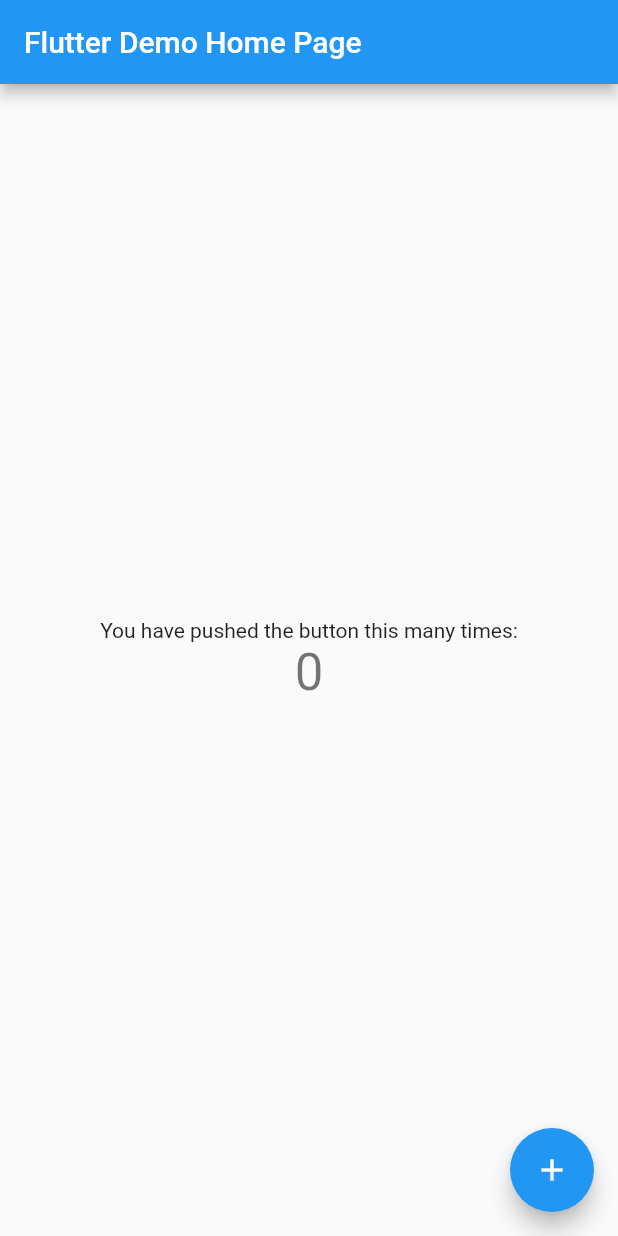
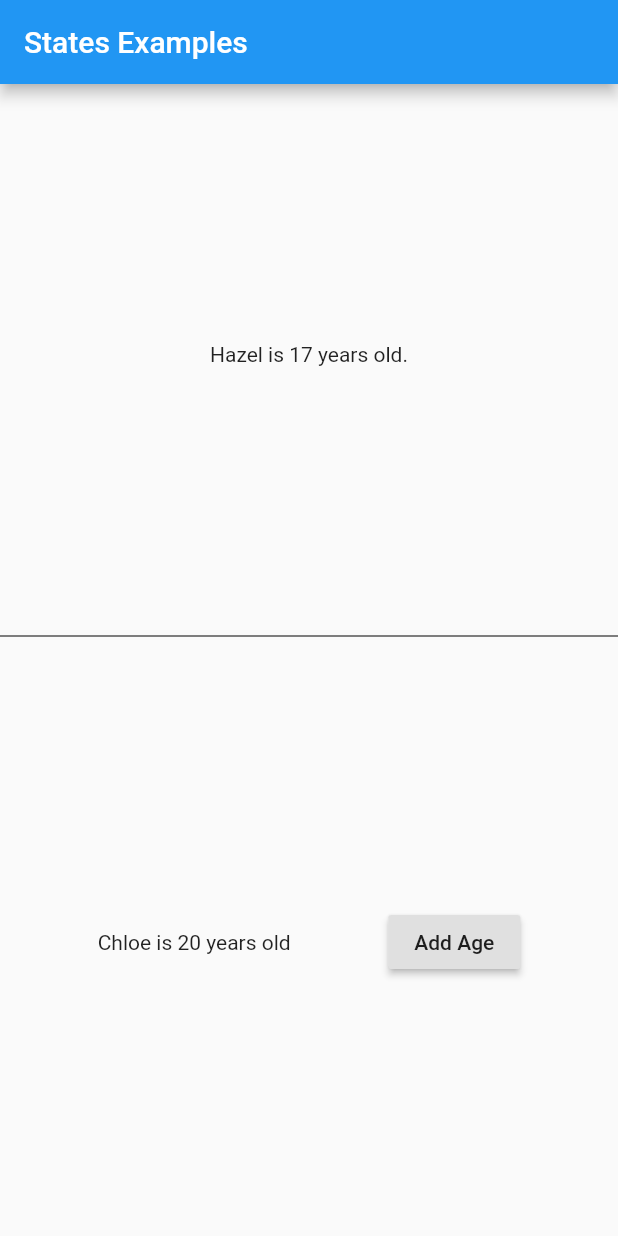
Before and after one commit to ardisaurus/flutter-basics, a Flutter app: the screen it shows after launch, on a phone screen of 412 x 824 dp. Run offline on Flutter 3.47's test engine with Material 2 defaults, Android fonts, the phone set to English and light mode, and no system bars.

Commit message:
finish stateful and stateless example

```diff
--- /dev/null
+++ b/state_ful_les/lib/components/stateful_one.dart
@@ -0,0 +1,33 @@
+import 'package:flutter/material.dart';
+
+class StatefulOne extends StatefulWidget {
+  StatefulOne({Key key, this.name, this.age}) : super(key: key);
+  final String name;
+  final int age;
+  @override
+  _StatefulOneState createState() => _StatefulOneState(name, age);
+}
+
+class _StatefulOneState extends State<StatefulOne> {
+  String name;
+  int age;
+  addAge() {
+    setState(() {
+      age++;
+    });
+  }
+
+  _StatefulOneState(this.name, this.age);
+  @override
+  Widget build(BuildContext context) {
+    return Container(
+      child: Row(
+        mainAxisAlignment: MainAxisAlignment.spaceEvenly,
+        children: [
+          Text('$name is $age years old'),
+          RaisedButton(onPressed: addAge, child: Text("Add Age"))
+        ],
+      ),
+    );
+  }
+}
--- /dev/null
+++ b/state_ful_les/lib/components/stateless_one.dart
@@ -0,0 +1,15 @@
+import 'package:flutter/material.dart';
+
+class StatelessOne extends StatelessWidget {
+  StatelessOne({Key key, this.name, this.age}) : super(key: key);
+
+  final String name;
+
+  final int age;
+  @override
+  Widget build(BuildContext context) {
+    return Container(
+      child: Text('$name is $age years old.'),
+    );
+  }
+}
--- a/state_ful_les/lib/main.dart
+++ b/state_ful_les/lib/main.dart
@@ -1,117 +1,20 @@
 import 'package:flutter/material.dart';
+import 'screens/home.dart';
 
 void main() {
   runApp(MyApp());
 }
 
 class MyApp extends StatelessWidget {
-  // This widget is the root of your application.
   @override
   Widget build(BuildContext context) {
     return MaterialApp(
       title: 'Flutter Demo',
       theme: ThemeData(
-        // This is the theme of your application.
-        //
-        // Try running your application with "flutter run". You'll see the
-        // application has a blue toolbar. Then, without quitting the app, try
-        // changing the primarySwatch below to Colors.green and then invoke
-        // "hot reload" (press "r" in the console where you ran "flutter run",
-        // or simply save your changes to "hot reload" in a Flutter IDE).
-        // Notice that the counter didn't reset back to zero; the application
-        // is not restarted.
         primarySwatch: Colors.blue,
-        // This makes the visual density adapt to the platform that you run
-        // the app on. For desktop platforms, the controls will be smaller and
-        // closer together (more dense) than on mobile platforms.
         visualDensity: VisualDensity.adaptivePlatformDensity,
       ),
-      home: MyHomePage(title: 'Flutter Demo Home Page'),
+      home: MyHomePage(),
     );
   }
 }
-
-class MyHomePage extends StatefulWidget {
-  MyHomePage({Key key, this.title}) : super(key: key);
-
-  // This widget is the home page of your application. It is stateful, meaning
-  // that it has a State object (defined below) that contains fields that affect
-  // how it looks.
-
-  // This class is the configuration for the state. It holds the values (in this
-  // case the title) provided by the parent (in this case the App widget) and
-  // used by the build method of the State. Fields in a Widget subclass are
-  // always marked "final".
-
-  final String title;
-
-  @override
-  _MyHomePageState createState() => _MyHomePageState();
-}
-
-class _MyHomePageState extends State<MyHomePage> {
-  int _counter = 0;
-
-  void _incrementCounter() {
-    setState(() {
-      // This call to setState tells the Flutter framework that something has
-      // changed in this State, which causes it to rerun the build method below
-      // so that the display can reflect the updated values. If we changed
-      // _counter without calling setState(), then the build method would not be
-      // called again, and so nothing would appear to happen.
-      _counter++;
-    });
-  }
-
-  @override
-  Widget build(BuildContext context) {
-    // This method is rerun every time setState is called, for instance as done
-    // by the _incrementCounter method above.
-    //
-    // The Flutter framework has been optimized to make rerunning build methods
-    // fast, so that you can just rebuild anything that needs updating rather
-    // than having to individually change instances of widgets.
-    return Scaffold(
-      appBar: AppBar(
-        // Here we take the value from the MyHomePage object that was created by
-        // the App.build method, and use it to set our appbar title.
-        title: Text(widget.title),
-      ),
-      body: Center(
-        // Center is a layout widget. It takes a single child and positions it
-        // in the middle of the parent.
-        child: Column(
-          // Column is also a layout widget. It takes a list of children and
-          // arranges them vertically. By default, it sizes itself to fit its
-          // children horizontally, and tries to be as tall as its parent.
-          //
-          // Invoke "debug painting" (press "p" in the console, choose the
-          // "Toggle Debug Paint" action from the Flutter Inspector in Android
-          // Studio, or the "Toggle Debug Paint" command in Visual Studio Code)
-          // to see the wireframe for each widget.
-          //
-          // Column has various properties to control how it sizes itself and
-          // how it positions its children. Here we use mainAxisAlignment to
-          // center the children vertically; the main axis here is the vertical
-          // axis because Columns are vertical (the cross axis would be
-          // horizontal).
-          mainAxisAlignment: MainAxisAlignment.center,
-          children: <Widget>[
-            Text(
-              'You have pushed the button this many times:',
-            ),
-            Text(
-              '$_counter',
-              style: Theme.of(context).textTheme.headline4,
-            ),
-          ],
-        ),
-      ),
-      floatingActionButton: FloatingActionButton(
-        onPressed: _incrementCounter,
-        tooltip: 'Increment',
-        child: Icon(Icons.add),
-      ), // This trailing comma makes auto-formatting nicer for build methods.
-    );
-  }
-}
--- /dev/null
+++ b/state_ful_les/lib/screens/home.dart
@@ -0,0 +1,22 @@
+import 'package:flutter/material.dart';
+import 'package:state_ful_les/components/stateless_one.dart';
+import 'package:state_ful_les/components/stateful_one.dart';
+
+class MyHomePage extends StatelessWidget {
+  @override
+  Widget build(BuildContext context) {
+    return Scaffold(
+      appBar: AppBar(
+        title: Text("States Examples"),
+      ),
+      body: Column(
+        mainAxisAlignment: MainAxisAlignment.spaceEvenly,
+        children: [
+          StatelessOne(name: 'Hazel', age: 17),
+          Divider(color: Colors.black),
+          StatefulOne(name: 'Chloe', age: 20),
+        ],
+      ),
+    );
+  }
+}
```
Also changed, not shown: 2 other files.
